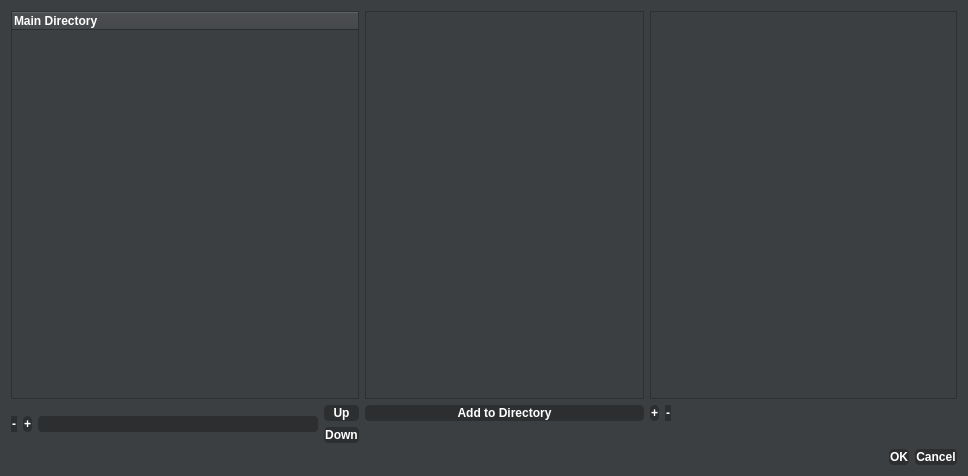
Old version of the form Virtual_Creator/userinterfacecreator.ui in the repository stefaj/gcms.
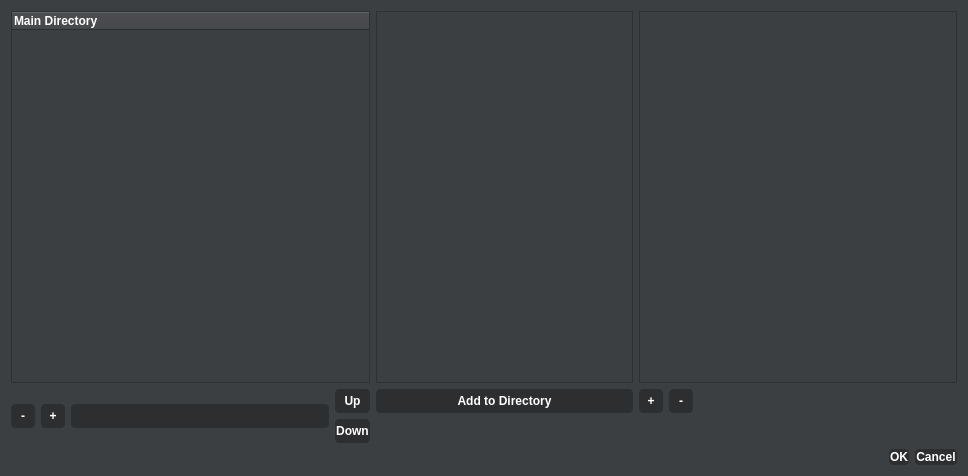
New version of the form. Icons and pictures are not drawn.

```diff
--- a/Virtual_Creator/userinterfacecreator.ui
+++ b/Virtual_Creator/userinterfacecreator.ui
@@ -182,13 +182,26 @@
     <layout class="QGridLayout" name="gridLayout">
      <item row="1" column="4">
       <widget class="QPushButton" name="pushButton_add_child">
+       <property name="minimumSize">
+        <size>
+         <width>0</width>
+         <height>24</height>
+        </size>
+       </property>
        <property name="text">
         <string>Add to Directory</string>
        </property>
       </widget>
      </item>
      <item row="1" column="2" rowspan="2">
-      <widget class="QLineEdit" name="lineEdit_new_directory"/>
+      <widget class="QLineEdit" name="lineEdit_new_directory">
+       <property name="minimumSize">
+        <size>
+         <width>0</width>
+         <height>24</height>
+        </size>
+       </property>
+      </widget>
      </item>
      <item row="0" column="0" colspan="4">
       <widget class="QTreeWidget" name="treeWidget">
@@ -201,6 +214,12 @@
      </item>
      <item row="1" column="0" rowspan="2">
       <widget class="QPushButton" name="pushButton_removedirectory">
+       <property name="minimumSize">
+        <size>
+         <width>24</width>
+         <height>24</height>
+        </size>
+       </property>
        <property name="text">
         <string>-</string>
        </property>
@@ -208,6 +227,12 @@
      </item>
      <item row="1" column="5">
       <widget class="QPushButton" name="pushButton_add_display">
+       <property name="minimumSize">
+        <size>
+         <width>24</width>
+         <height>24</height>
+        </size>
+       </property>
        <property name="text">
         <string>+</string>
        </property>
@@ -215,6 +240,12 @@
      </item>
      <item row="1" column="6">
       <widget class="QPushButton" name="pushButton_remove_display">
+       <property name="minimumSize">
+        <size>
+         <width>24</width>
+         <height>24</height>
+        </size>
+       </property>
        <property name="text">
         <string>-</string>
        </property>
@@ -222,6 +253,12 @@
      </item>
      <item row="2" column="3">
       <widget class="QPushButton" name="pushButton_down">
+       <property name="minimumSize">
+        <size>
+         <width>24</width>
+         <height>24</height>
+        </size>
+       </property>
        <property name="text">
         <string>Down</string>
        </property>
@@ -229,6 +266,12 @@
      </item>
      <item row="3" column="7">
       <widget class="QDialogButtonBox" name="buttonBox">
+       <property name="minimumSize">
+        <size>
+         <width>0</width>
+         <height>0</height>
+        </size>
+       </property>
        <property name="orientation">
         <enum>Qt::Horizontal</enum>
        </property>
@@ -239,6 +282,12 @@
      </item>
      <item row="1" column="3">
       <widget class="QPushButton" name="pushButton_up">
+       <property name="minimumSize">
+        <size>
+         <width>24</width>
+         <height>24</height>
+        </size>
+       </property>
        <property name="text">
         <string>Up</string>
        </property>
@@ -246,6 +295,12 @@
      </item>
      <item row="1" column="1" rowspan="2">
       <widget class="QPushButton" name="pushButton_adddirectory">
+       <property name="minimumSize">
+        <size>
+         <width>24</width>
+         <height>24</height>
+        </size>
+       </property>
        <property name="text">
         <string>+</string>
        </property>
```
